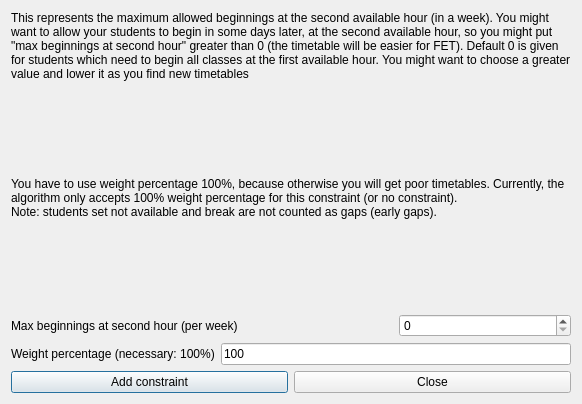
Above: src/interface/addconstraintstudentsearlymaxbeginningsatsecondhourform_template.ui from janLo/FET before the change. Below: the same form after it.
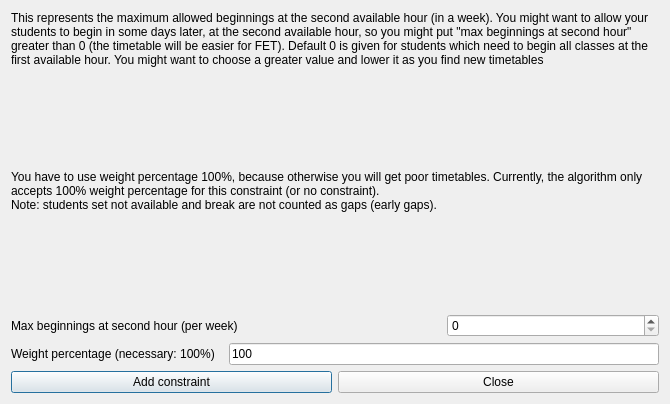
That is the form after the change.

The edit to the form file:
```diff
--- a/src/interface/addconstraintstudentsearlymaxbeginningsatsecondhourform_template.ui
+++ b/src/interface/addconstraintstudentsearlymaxbeginningsatsecondhourform_template.ui
@@ -6,7 +6,7 @@
    <rect>
     <x>0</x>
     <y>0</y>
-    <width>567</width>
+    <width>670</width>
     <height>404</height>
    </rect>
   </property>
@@ -36,7 +36,7 @@
      </property>
     </widget>
    </item>
-   <item row="1" column="0">
+   <item row="1" column="0" colspan="3">
     <spacer name="spacer11_2">
      <property name="orientation">
       <enum>Qt::Vertical</enum>
@@ -75,7 +75,7 @@
      </property>
     </widget>
    </item>
-   <item row="3" column="0">
+   <item row="3" column="0" colspan="3">
     <spacer name="spacer11">
      <property name="orientation">
       <enum>Qt::Vertical</enum>
```
Left out of the diff: 12 changed lines with no effect on the pictures.
